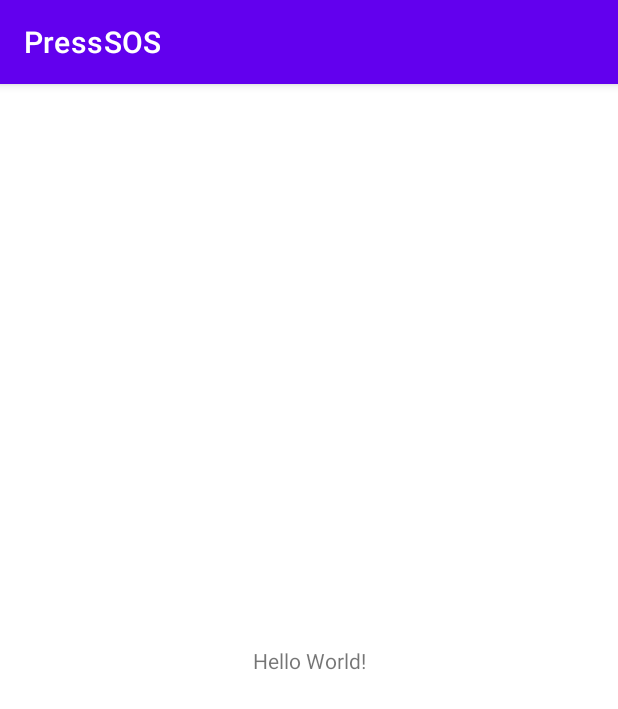
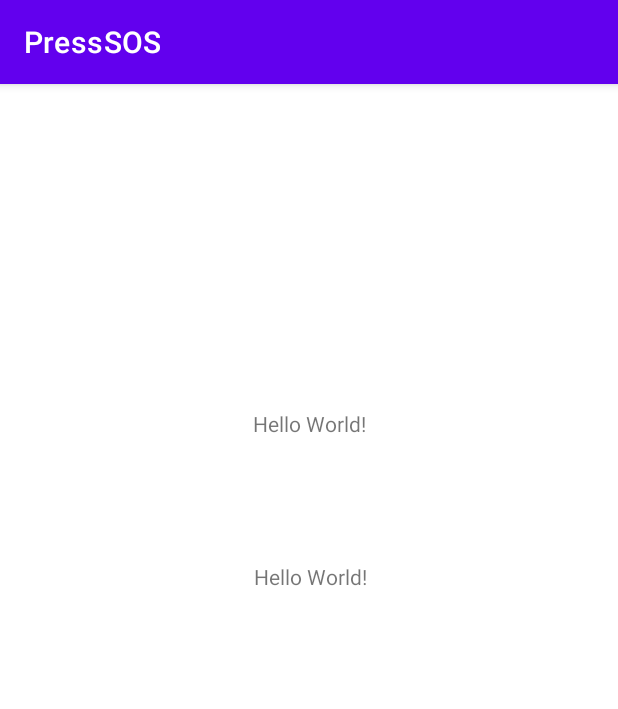
Before and after one commit to annadese/S16-G24-PressSOS, an Android app: the screen it shows after launch (MainActivity), on a phone screen of 412 x 824 dp. Shown: the top 709 px of the screen. Run offline under Robolectric (Android 15) with nearby library versions, the phone set to English and light mode, and no system bars.

Commit message:
Added hello world

```diff
--- a/app/src/main/res/layout/activity_main.xml
+++ b/app/src/main/res/layout/activity_main.xml
@@ -6,6 +6,7 @@
     android:layout_width="match_parent"
     android:layout_height="match_parent"
     tools:context=".MainActivity">
+
     <TextView
         android:layout_width="wrap_content"
         android:layout_height="wrap_content"
@@ -13,6 +14,19 @@
         app:layout_constraintBottom_toBottomOf="parent"
         app:layout_constraintLeft_toLeftOf="parent"
         app:layout_constraintRight_toRightOf="parent"
-      app:layout_constraintTop_toTopOf="parent" />
+        app:layout_constraintTop_toTopOf="parent"
+        app:layout_constraintVertical_bias="0.289" />
+
+    <TextView
+        android:id="@+id/textView"
+        android:layout_width="wrap_content"
+        android:layout_height="wrap_content"
+        android:text="Hello World!"
+        app:layout_constraintBottom_toBottomOf="parent"
+        app:layout_constraintHorizontal_bias="0.502"
+        app:layout_constraintLeft_toLeftOf="parent"
+        app:layout_constraintRight_toRightOf="parent"
+        app:layout_constraintTop_toTopOf="parent"
+        app:layout_constraintVertical_bias="0.426" />
 
 </androidx.constraintlayout.widget.ConstraintLayout>
```
Lines whose indentation alone changed are shown as unchanged.
